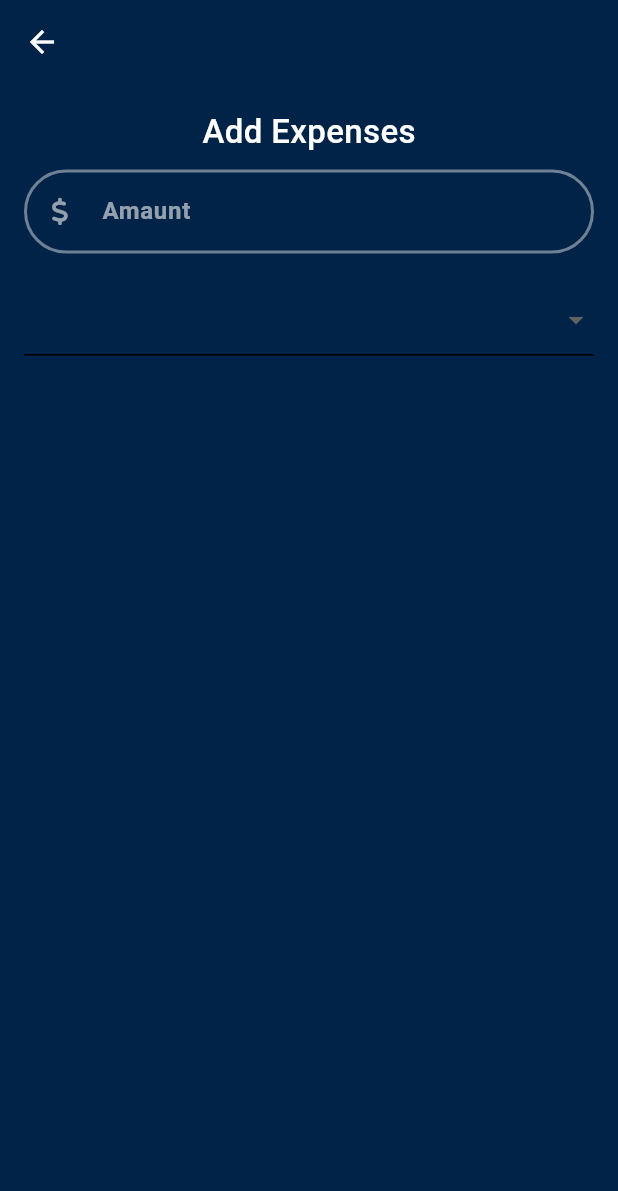
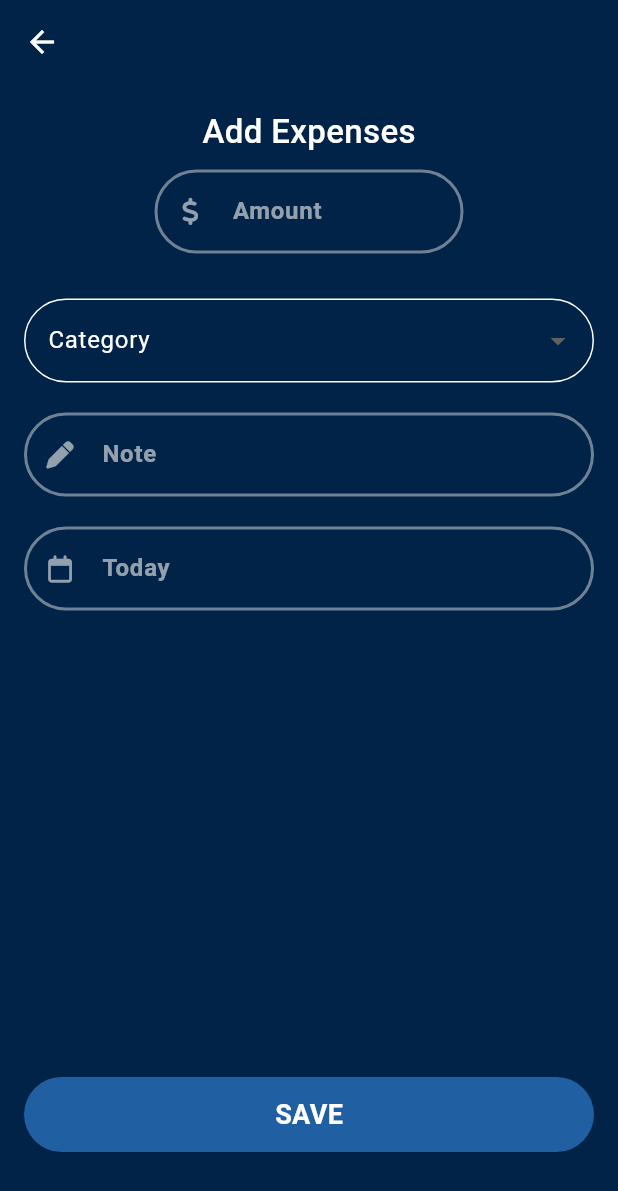
Before and after one commit to R-salton/expense_tracker, a Flutter app: the AddExpensesScreen screen opened directly, on a phone screen of 412 x 824 dp. Shown: the top 1191 px of the screen. Run offline on Flutter 3.47's test engine with Material 3 defaults, Android fonts, the phone set to English and light mode, and no system bars; our stand-ins replace fl_chart, font_awesome_flutter, line_icons.

Commit message:
Add Expense

```diff
--- a/lib/screens/add_expense/views/add_expenses.dart
+++ b/lib/screens/add_expense/views/add_expenses.dart
@@ -1,3 +1,4 @@
+import 'package:expense_tracker/components/constants.dart';
 import 'package:flutter/material.dart';
 import 'package:font_awesome_flutter/font_awesome_flutter.dart';
 
@@ -26,6 +27,9 @@ class AddExpensesScreen extends StatelessWidget {
           padding: const EdgeInsets.all(16.0),
           child: Column(
             crossAxisAlignment: CrossAxisAlignment.center,
+            mainAxisAlignment: MainAxisAlignment.spaceBetween,
+            children: [
+              Column(
                 children: [
                   Text(
                     'Add Expenses',
@@ -39,10 +43,14 @@ class AddExpensesScreen extends StatelessWidget {
                     height: 10,
                   ),
                   SizedBox(
-                child: CustomInputField(),
+                    width: MediaQuery.of(context).size.width * 0.5,
+                    child: CustomInputField(
+                      prefixIcon: FontAwesomeIcons.dollarSign,
+                      labelText: "Amount",
+                    ),
                   ),
                   SizedBox(
-                height: 20,
+                    height: 30,
                   ),
                   DropdownButtonFormField<String>(
                     onChanged: (value) {},
@@ -56,7 +64,54 @@ class AddExpensesScreen extends StatelessWidget {
                         ),
                       );
                     }).toList(),
+                    decoration: InputDecoration(
+                      labelText: 'Category',
+                      labelStyle: TextStyle(color: Colors.white),
+                      enabledBorder: OutlineInputBorder(
+                        borderSide: BorderSide(color: Colors.white),
+                        borderRadius: BorderRadius.circular(30.0),
                       ),
+                      border: OutlineInputBorder(
+                        borderRadius: BorderRadius.all(
+                          Radius.circular(30),
+                        ),
+                      ),
+                    ),
+                  ),
+                  SizedBox(
+                    height: 20,
+                  ),
+                  CustomInputField(
+                    prefixIcon: FontAwesomeIcons.pen,
+                    labelText: "Note",
+                  ),
+                  SizedBox(
+                    height: 20,
+                  ),
+                  CustomInputField(
+                    prefixIcon: FontAwesomeIcons.calendar,
+                    labelText: "Today",
+                  ),
+                ],
+              ),
+              Container(
+                margin: EdgeInsets.only(bottom: 40),
+                height: 50,
+                width: double.infinity,
+                decoration: BoxDecoration(
+                  color: kLightBlueColor,
+                  borderRadius: BorderRadius.circular(30),
+                ),
+                child: Center(
+                  child: Text(
+                    "SAVE",
+                    style: TextStyle(
+                        color: Colors.white,
+                        fontSize: 18,
+                        fontWeight: FontWeight.bold),
+                  ),
+                ),
+              )
             ],
           ),
         ),
@@ -66,8 +121,15 @@ class AddExpensesScreen extends StatelessWidget {
 }
 
 class CustomInputField extends StatelessWidget {
+  final String? hintText;
+  final String? labelText;
+  final IconData? prefixIcon;
+
   const CustomInputField({
     super.key,
+    this.hintText,
+    this.labelText,
+    this.prefixIcon,
   });
 
   @override
@@ -75,11 +137,11 @@ class CustomInputField extends StatelessWidget {
     return TextField(
       decoration: InputDecoration(
           prefixIcon: Icon(
-            FontAwesomeIcons.dollarSign,
+            prefixIcon,
             size: 18,
             color: const Color(0x9EEEECEC),
           ),
-          labelText: 'Amaunt',
+          labelText: labelText,
           labelStyle: TextStyle(
               color: const Color(0x9EEEECEC),
               fontSize: 16,
```
Lines whose indentation alone changed are shown as unchanged.
